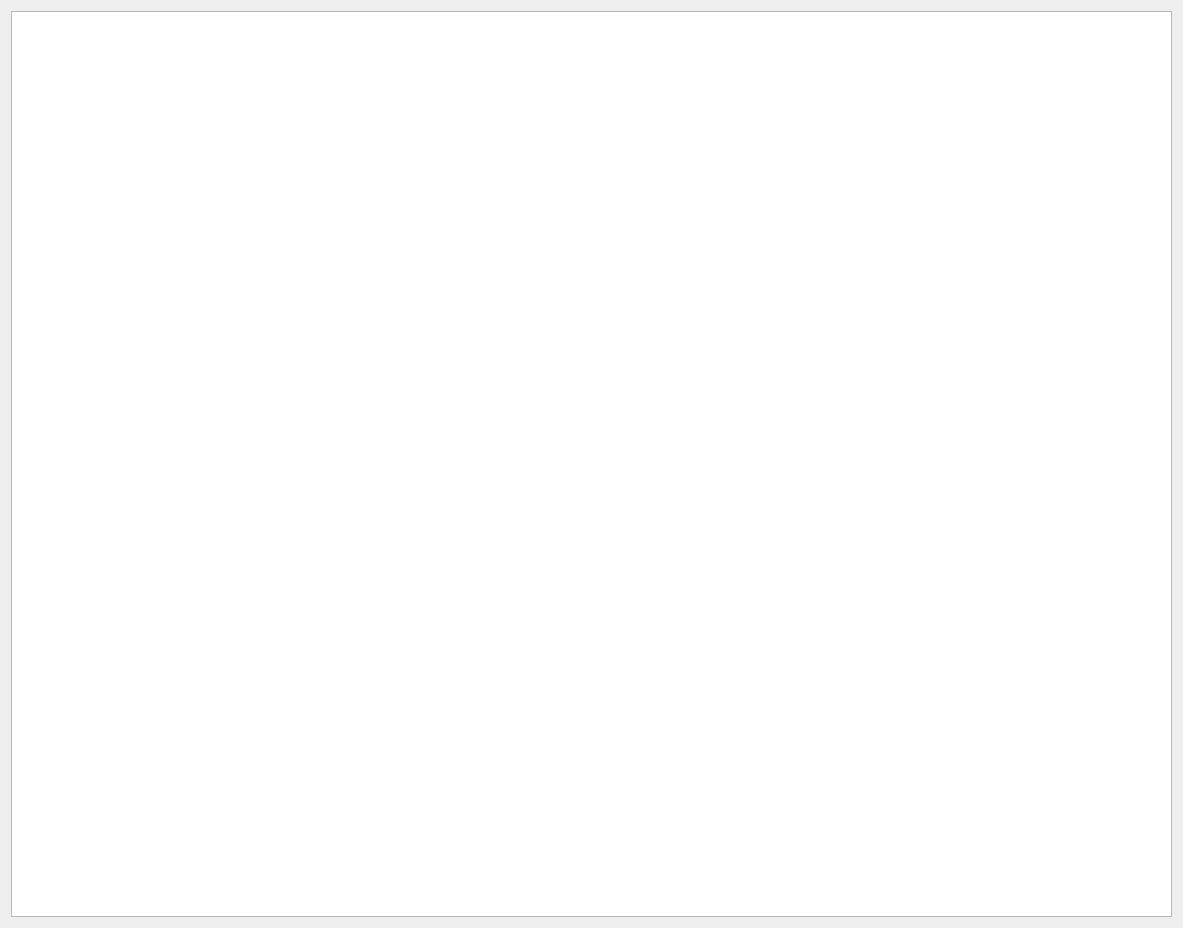
Old version of the form progress/ui/forms/about/about.ui in the repository sandialabs/snl-progress.
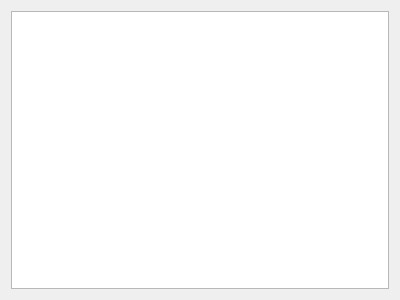
New version of the form.

The edit to the form file:
```diff
--- a/progress/ui/forms/about/about.ui
+++ b/progress/ui/forms/about/about.ui
@@ -6,8 +6,8 @@
    <rect>
     <x>0</x>
     <y>0</y>
-    <width>1183</width>
-    <height>928</height>
+    <width>400</width>
+    <height>300</height>
    </rect>
   </property>
   <property name="windowTitle">
```
